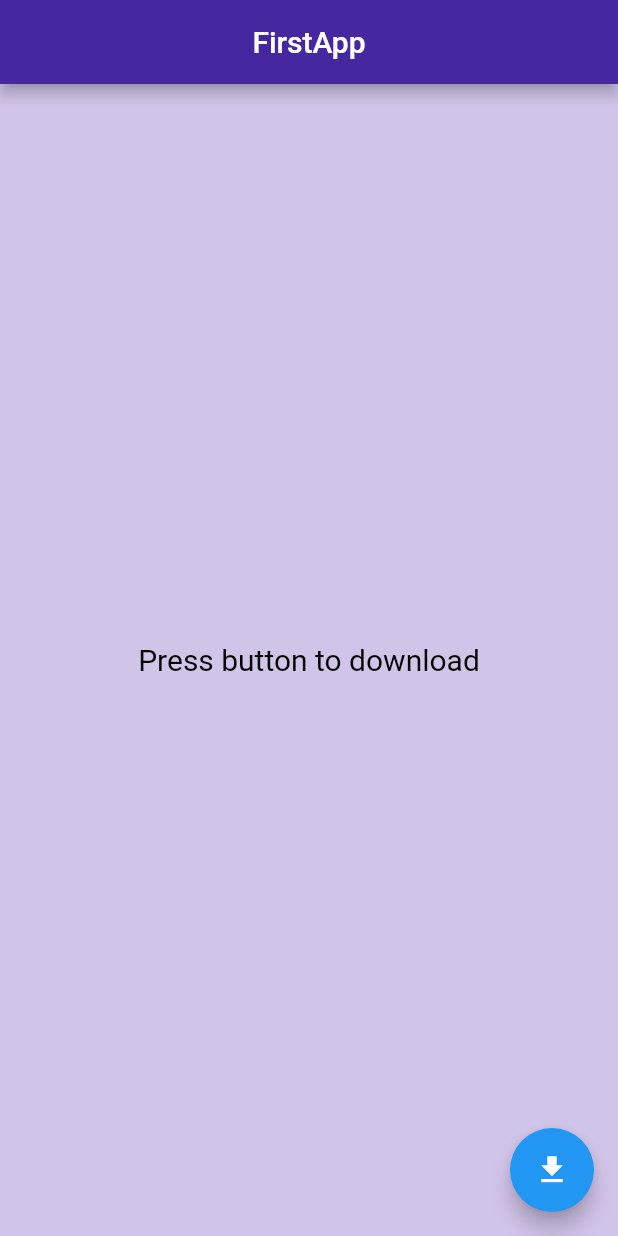
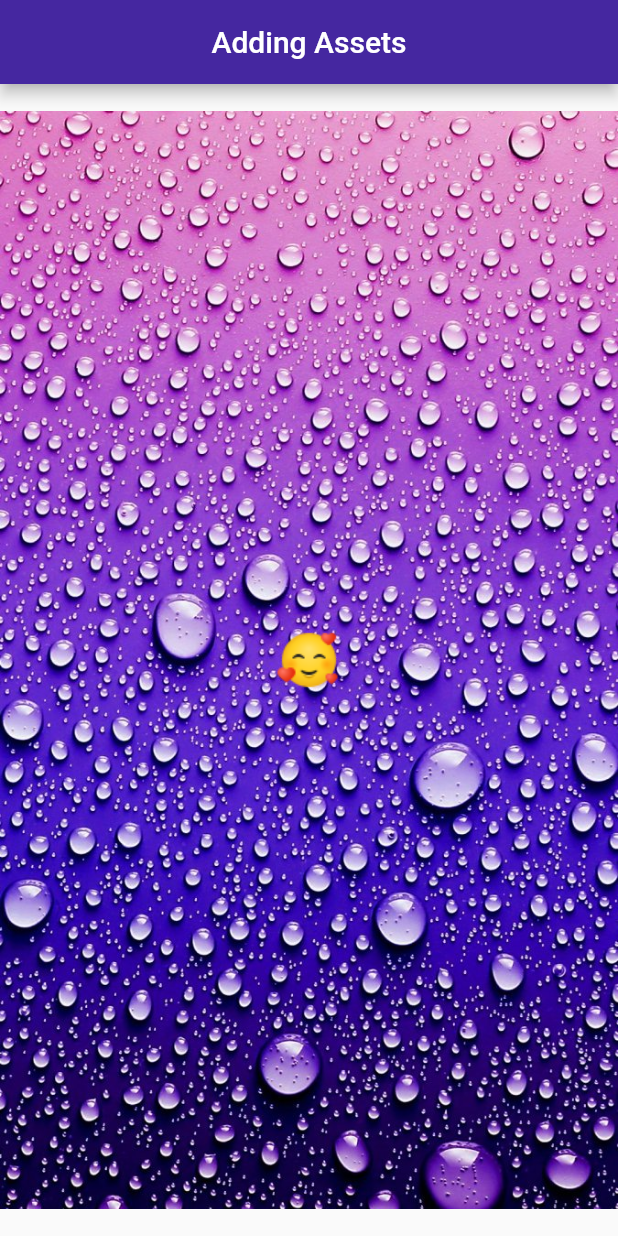
Before and after one commit to Karyakin/flutter_wxamples, a Flutter app: the screen it shows after launch, on a phone screen of 412 x 824 dp. Run offline on Flutter 3.47's test engine with Material 2 defaults, Android fonts, the phone set to English and light mode, and no system bars.

Commit message:
feat: import image, icons

```diff
--- a/lib/main.dart
+++ b/lib/main.dart
@@ -1,8 +1,9 @@
 import 'package:flutter/cupertino.dart';
+import 'package:flutter_hello/widgets/AssetsExample.dart';
 
 import 'widgets/MyFirstApp.dart';
 
-void main() => runApp(MyFirstClass());
+void main() => runApp(AssetExamle());
 
 
 //https://www.youtube.com/watch?v=GhpbQdxHEr0&ab_channel=KonstantinKokorin
--- /dev/null
+++ b/lib/widgets/AssetsExample.dart
@@ -0,0 +1,29 @@
+import 'package:flutter/cupertino.dart';
+import 'package:flutter/material.dart';
+
+class AssetExamle extends StatelessWidget {
+  @override
+  Widget build(BuildContext context) {
+    return MaterialApp(
+      home: Scaffold(
+        appBar: AppBar(
+          backgroundColor: Colors.deepPurple[800],
+          title: Center(
+            child: Text('Adding Assets'),
+          ),
+        ),
+        body: Center(
+          child: Stack(
+            fit: StackFit.expand,
+            children: <Widget>[
+              Image(
+                image: AssetImage('assets/images/bg.jpg'),
+              ),
+              Image.asset('assets/icons/icons8.png')
+            ],
+          ),
+        ),
+      ),
+    );
+  }
+}
--- a/pubspec.yaml
+++ b/pubspec.yaml
@@ -60,9 +60,9 @@ flutter:
   uses-material-design: true
 
   # To add assets to your application, add an assets section, like this:
-  # assets:
-  #   - images/a_dot_burr.jpeg
-  #   - images/a_dot_ham.jpeg
+  assets:
+    - assets/icons/icons8.png
+    - assets/images/bg.jpg
 
   # An image asset can refer to one or more resolution-specific "variants", see
   # https://flutter.dev/assets-and-images/#resolution-aware
```
Also changed, not shown: Fonts/Indie_Flower/IndieFlower-Regular.ttf (added), assets/icons/icons8.png (added), assets/images/bg.jpg (added), assets/images/nature.jpg (added).
